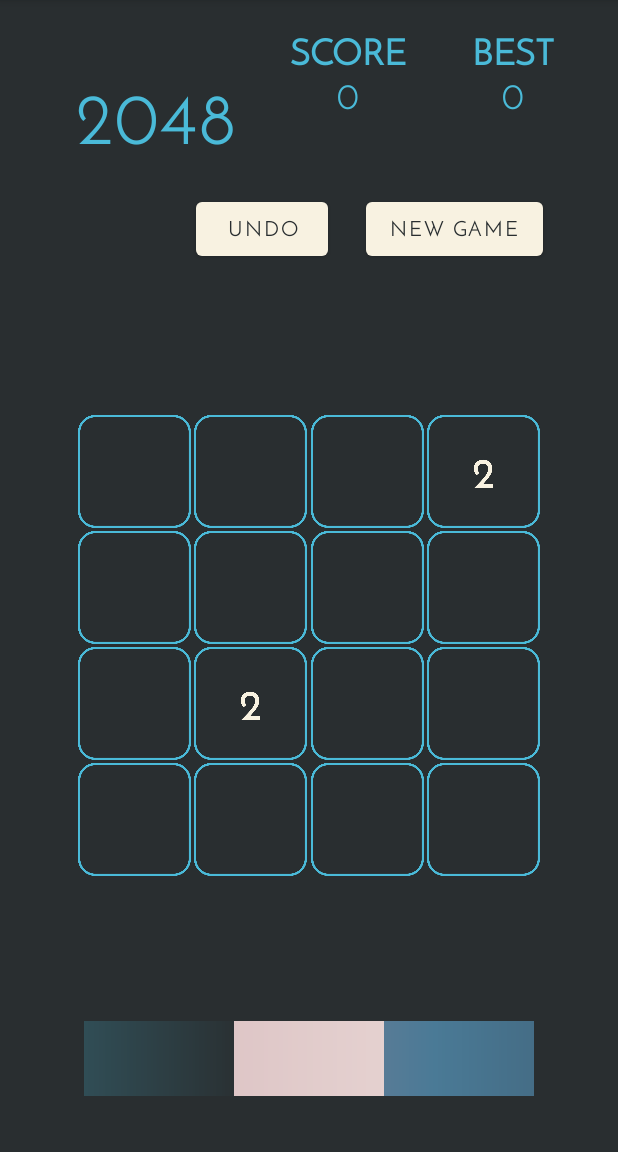
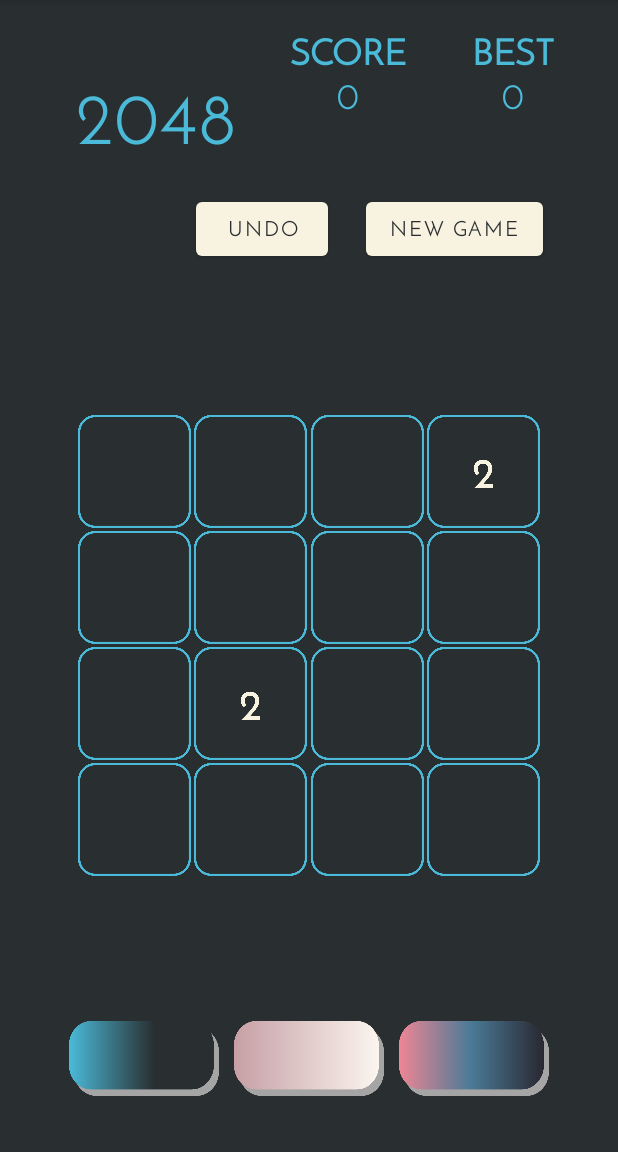
Before and after one commit to lunachtic/Jogo2048, an Android app: the screen it shows after launch (MainActivity), on a phone screen of 412 x 824 dp, the part 84-1236 px from its top. Run offline under Robolectric (Android 15) with nearby library versions, the phone set to English and light mode, and no system bars.

Commit message:
Melhoria dos botões de seleção de tema

```diff
--- a/app/src/main/res/layout/activity_main.xml
+++ b/app/src/main/res/layout/activity_main.xml
@@ -267,25 +267,30 @@
             android:id="@+id/btnTheme1"
             android:layout_width="100dp"
             android:layout_height="50dp"
+            android:layout_marginRight="10dp"
             android:layout_weight="1"
+            android:background="@drawable/escolha_tema_1"
             android:onClick="onChangeThemeClicked"
-            app:srcCompat="@drawable/escolha_tema_1" />
+            android:scaleType="fitXY" />
 
         <ImageButton
             android:id="@+id/btnTheme2"
             android:layout_width="100dp"
             android:layout_height="50dp"
             android:layout_weight="1"
-            android:onClick="onChangeThemeClicked"
-            app:srcCompat="@drawable/escolha_tema_2" />
+            android:background="@drawable/escolha_tema_2"
+            android:scaleType="fitXY"
+            android:onClick="onChangeThemeClicked" />
 
         <ImageButton
             android:id="@+id/btnTheme3"
             android:layout_width="100dp"
             android:layout_height="50dp"
+            android:layout_marginLeft="10dp"
             android:layout_weight="1"
+            android:background="@drawable/escolha_tema_3"
             android:onClick="onChangeThemeClicked"
-            app:srcCompat="@drawable/escolha_tema_3" />
+            android:scaleType="fitXY" />
     </LinearLayout>
 
 </androidx.constraintlayout.widget.ConstraintLayout>
```
